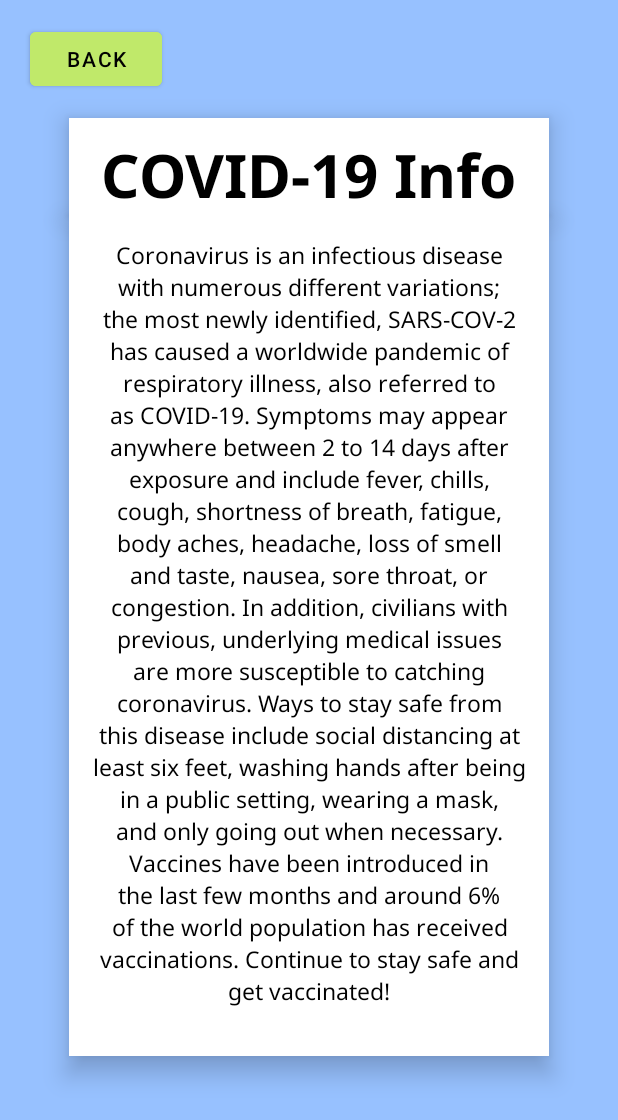
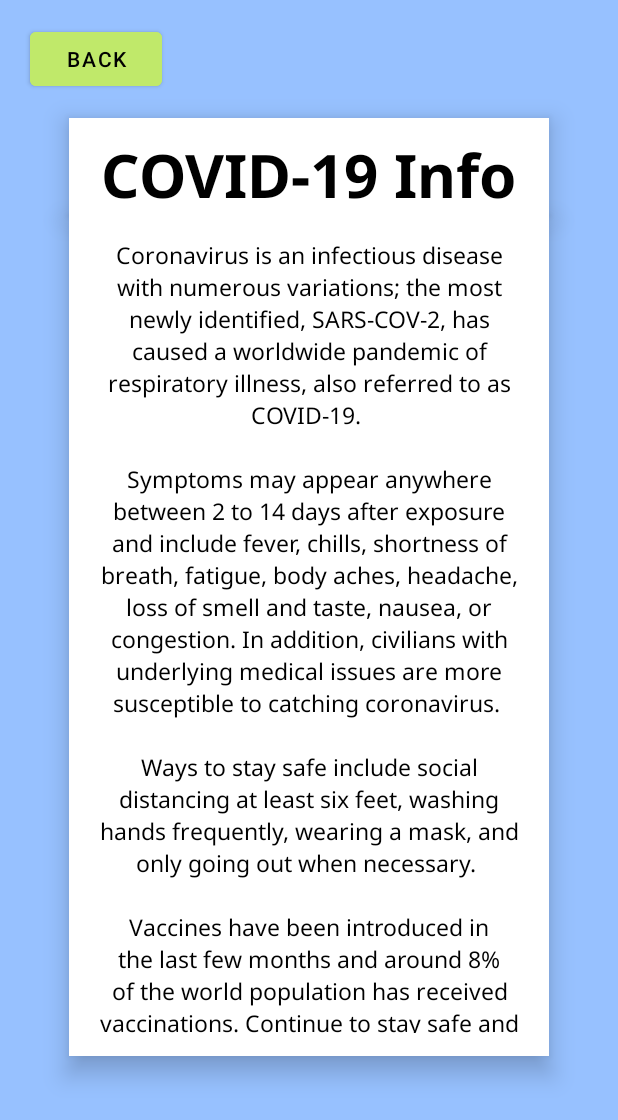
Before and after one commit to Hikaru5/CovidApp, an Android app: the CovidInfoActivity screen opened directly, with no data from a screen before it, on a phone screen of 412 x 824 dp. Shown: the top 1120 px of the screen. Run offline under Robolectric (Android 15) with nearby library versions, the phone set to English and light mode, and no system bars.

Commit message:
Gurmehr's new covid description

```diff
--- a/app/src/main/res/layout/activity_covid_info.xml
+++ b/app/src/main/res/layout/activity_covid_info.xml
@@ -42,7 +42,7 @@
         android:fontFamily="@font/noto_sans"
         android:padding="15dp"
         android:elevation="10dp"
-        android:text="Coronavirus is an infectious disease with numerous different variations; the most newly identified, SARS-COV-2 has caused a worldwide pandemic of respiratory illness, also referred to as COVID-19. Symptoms may appear anywhere between 2 to 14 days after exposure and include fever, chills, cough, shortness of breath, fatigue, body aches, headache, loss of smell and taste, nausea, sore throat, or congestion. In addition, civilians with previous, underlying medical issues are more susceptible to catching coronavirus. Ways to stay safe from this disease include social distancing at least six feet, washing hands after being in a public setting, wearing a mask, and only going out when necessary. Vaccines have been introduced in the last few months and around 6% of the world population has received vaccinations. Continue to stay safe and get vaccinated!"
+        android:text="Coronavirus is an infectious disease with numerous variations; the most newly identified, SARS-COV-2, has caused a worldwide pandemic of respiratory illness, also referred to as COVID-19. \n\nSymptoms may appear anywhere between 2 to 14 days after exposure and include fever, chills, shortness of breath, fatigue, body aches, headache, loss of smell and taste, nausea, or congestion. In addition, civilians with underlying medical issues are more susceptible to catching coronavirus. \n\nWays to stay safe include social distancing at least six feet, washing hands frequently, wearing a mask, and only going out when necessary. \n\nVaccines have been introduced in the last few months and around 8% of the world population has received vaccinations. Continue to stay safe and get vaccinated!"
         android:textAlignment="center"
         android:textColor="#000000"
         android:textSize="15.5dp" />
```
Also changed, not shown: 6 other files.
